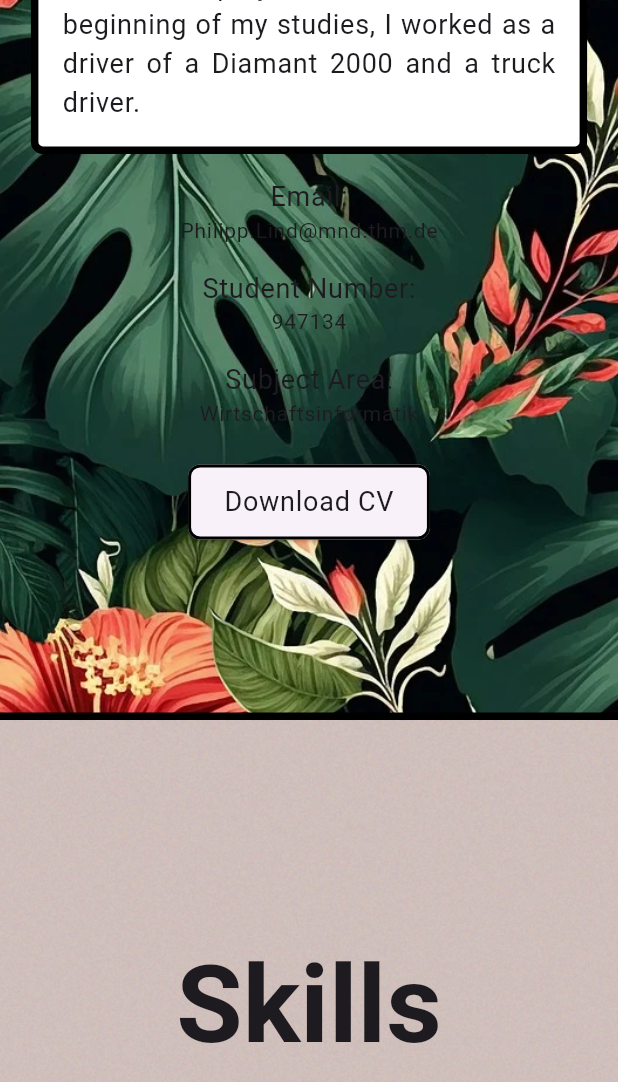
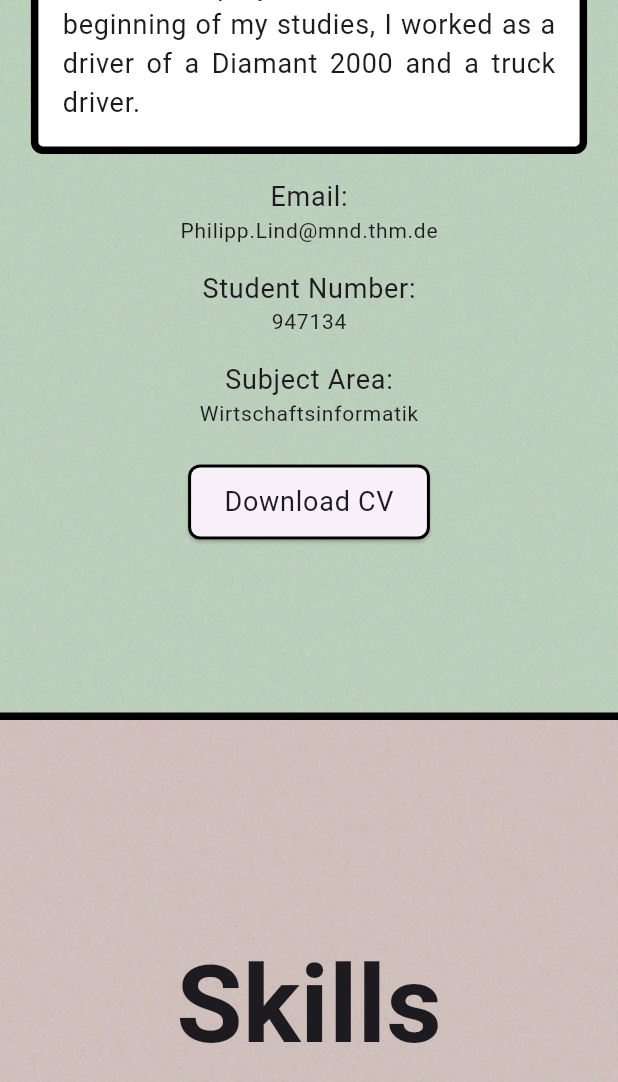
Before and after one commit to Dmuldoraf/portfolio_947134, a Flutter app: the screen it shows after launch, scrolled down 576 dp, on a phone screen of 412 x 824 dp. Shown: the top 1082 px of the screen. Run offline on Flutter 3.47's test engine with Material 3 defaults, Android fonts, the phone set to English and light mode, and no system bars; our stand-ins replace animated_text_kit, firebase_core, google_fonts; accounts and stored records are empty.

```diff
--- a/lib/presentation/home_page/widgets/home_container.dart
+++ b/lib/presentation/home_page/widgets/home_container.dart
@@ -19,7 +19,7 @@ class HomeContainer extends StatelessWidget {
             ),
             // mint_5_noise.png
             // flowers.png
-            child: Image.asset('assets/flowers.png',
+            child: Image.asset('assets/mint_5_noise.png',
                 height: MediaQuery.of(context).size.height,
                 width: MediaQuery.of(context).size.width,
                 fit: BoxFit.cover),
```
